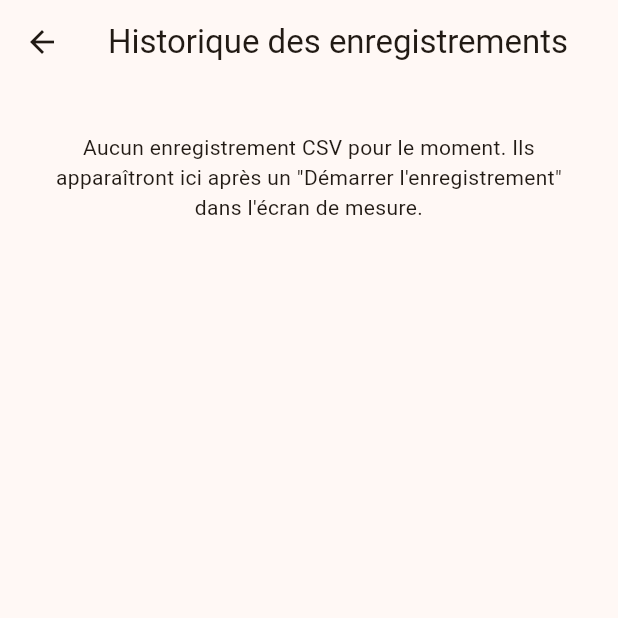
After one commit to Luluqz/voltcraft-sem6000-logger, a Flutter app: the screen it shows after launch, after a tap on the "history" icon, on a phone screen of 412 x 824 dp, the top half of it. The commit adds this screen. Run offline on Flutter 3.47's test engine with Material 3 defaults, Android fonts, the phone set to English and light mode, and no system bars; our stand-ins replace csv, flutter_blue_plus, permission_handler, share_plus.

Commit message:
Add CSV recording history screen, use French date order in filenames
- New HistoryScreen lists every CSV recording previously saved by the
  app (not just the current session's), with share and delete actions
  for each one, accessible from the scan screen's app bar.
- CsvLogger gains listFiles()/deleteFile() to support it.
- Recording filenames now use jj-mm-aaaa order (e.g.
  sem6000_04-09-2026_10-34-00.csv) instead of ISO 8601, since the raw
  filename is visible to recipients when shared by email/WhatsApp.
- Listing/sorting now uses file modification time instead of parsing
  the filename, so it stays correct regardless of filename format.

Confirmed working on a real Android device against a physical SEM6000.

```diff
--- a/mobile/lib/csv_logger.dart
+++ b/mobile/lib/csv_logger.dart
@@ -12,7 +12,12 @@ class CsvLogger {
 
   static Future<CsvLogger> create() async {
     final dir = await getApplicationDocumentsDirectory();
-    final timestamp = DateTime.now().toIso8601String().replaceAll(':', '-');
+    final now = DateTime.now();
+    String two(int n) => n.toString().padLeft(2, '0');
+    // French-style date order (jj-mm-aaaa) for the filename shown to the
+    // user when sharing, e.g. sem6000_04-09-2026_10-34-00.csv.
+    final timestamp = '${two(now.day)}-${two(now.month)}-${now.year}_'
+        '${two(now.hour)}-${two(now.minute)}-${two(now.second)}';
     final file = File('${dir.path}/sem6000_$timestamp.csv');
     await file.writeAsString(
       const ListToCsvConverter().convert([
@@ -45,4 +50,29 @@ class CsvLogger {
     ]);
     await file.writeAsString('$row\n', mode: FileMode.append);
   }
+
+  /// Lists every CSV recording previously saved by this app, newest first.
+  static Future<List<File>> listFiles() async {
+    final dir = await getApplicationDocumentsDirectory();
+    final entries = await dir.list().toList();
+    final files = entries
+        .whereType<File>()
+        .where((f) =>
+            f.uri.pathSegments.last.startsWith('sem6000_') &&
+            f.path.endsWith('.csv'))
+        .toList();
+    // Sort by modification time rather than filename, so display/ordering
+    // never depends on the exact timestamp format used in the filename.
+    final withDates = await Future.wait(
+      files.map((f) async => MapEntry(f, await f.lastModified())),
+    );
+    withDates.sort((a, b) => b.value.compareTo(a.value));
+    return withDates.map((e) => e.key).toList();
+  }
+
+  static Future<void> deleteFile(File file) async {
+    if (await file.exists()) {
+      await file.delete();
+    }
+  }
 }
--- /dev/null
+++ b/mobile/lib/screens/history_screen.dart
@@ -0,0 +1,132 @@
+import 'dart:io';
+
+import 'package:flutter/material.dart';
+import 'package:share_plus/share_plus.dart';
+
+import '../csv_logger.dart';
+
+class HistoryScreen extends StatefulWidget {
+  const HistoryScreen({super.key});
+
+  @override
+  State<HistoryScreen> createState() => _HistoryScreenState();
+}
+
+class _HistoryScreenState extends State<HistoryScreen> {
+  List<File> _files = [];
+  bool _loading = true;
+
+  @override
+  void initState() {
+    super.initState();
+    _load();
+  }
+
+  Future<void> _load() async {
+    setState(() => _loading = true);
+    final files = await CsvLogger.listFiles();
+    setState(() {
+      _files = files;
+      _loading = false;
+    });
+  }
+
+  String _label(DateTime dt) {
+    String two(int n) => n.toString().padLeft(2, '0');
+    return '${two(dt.day)}/${two(dt.month)}/${dt.year} ${two(dt.hour)}:${two(dt.minute)}:${two(dt.second)}';
+  }
+
+  String _sizeLabel(int bytes) {
+    if (bytes < 1024) return '$bytes o';
+    return '${(bytes / 1024).toStringAsFixed(1)} Ko';
+  }
+
+  Future<void> _share(File f) async {
+    await Share.shareXFiles([XFile(f.path)]);
+  }
+
+  Future<void> _confirmDelete(File f, DateTime modified) async {
+    final confirmed = await showDialog<bool>(
+      context: context,
+      builder: (_) => AlertDialog(
+        title: const Text('Supprimer cet enregistrement ?'),
+        content: Text(_label(modified)),
+        actions: [
+          TextButton(
+            onPressed: () => Navigator.of(context).pop(false),
+            child: const Text('Annuler'),
+          ),
+          TextButton(
+            onPressed: () => Navigator.of(context).pop(true),
+            child: const Text('Supprimer'),
+          ),
+        ],
+      ),
+    );
+    if (confirmed == true) {
+      await CsvLogger.deleteFile(f);
+      await _load();
+    }
+  }
+
+  @override
+  Widget build(BuildContext context) {
+    return Scaffold(
+      appBar: AppBar(title: const Text('Historique des enregistrements')),
+      body: RefreshIndicator(
+        onRefresh: _load,
+        child: _loading
+            ? const Center(child: CircularProgressIndicator())
+            : _files.isEmpty
+                ? ListView(
+                    children: const [
+                      Padding(
+                        padding: EdgeInsets.all(32),
+                        child: Text(
+                          'Aucun enregistrement CSV pour le moment. '
+                          'Ils apparaîtront ici après un "Démarrer '
+                          'l\'enregistrement" dans l\'écran de mesure.',
+                          textAlign: TextAlign.center,
+                        ),
+                      ),
+                    ],
+                  )
+                : ListView.builder(
+                    itemCount: _files.length,
+                    itemBuilder: (context, i) {
+                      final f = _files[i];
+                      return FutureBuilder<FileStat>(
+                        future: f.stat(),
+                        builder: (context, snapshot) {
+                          final stat = snapshot.data;
+                          return ListTile(
+                            leading: const Icon(Icons.description_outlined),
+                            title: Text(
+                                stat != null ? _label(stat.modified) : f.uri.pathSegments.last),
+                            subtitle:
+                                stat != null ? Text(_sizeLabel(stat.size)) : null,
+                            trailing: Row(
+                              mainAxisSize: MainAxisSize.min,
+                              children: [
+                                IconButton(
+                                  icon: const Icon(Icons.share_outlined),
+                                  tooltip: 'Partager',
+                                  onPressed: () => _share(f),
+                                ),
+                                IconButton(
+                                  icon: const Icon(Icons.delete_outline),
+                                  tooltip: 'Supprimer',
+                                  onPressed: () => _confirmDelete(
+                                      f, stat?.modified ?? DateTime.now()),
+                                ),
+                              ],
+                            ),
+                          );
+                        },
+                      );
+                    },
+                  ),
+      ),
+    );
+  }
+}
--- a/mobile/lib/screens/scan_screen.dart
+++ b/mobile/lib/screens/scan_screen.dart
@@ -4,6 +4,7 @@ import 'package:flutter/material.dart';
 import 'package:flutter_blue_plus/flutter_blue_plus.dart';
 import 'package:permission_handler/permission_handler.dart';
 
+import 'history_screen.dart';
 import 'logger_screen.dart';
 
 class ScanScreen extends StatefulWidget {
@@ -86,6 +87,13 @@ class _ScanScreenState extends State<ScanScreen> {
         title: const Text('Power Logger — Appareils'),
         actions: [
           IconButton(
+            icon: const Icon(Icons.history),
+            tooltip: 'Historique des enregistrements',
+            onPressed: () => Navigator.of(context).push(
+              MaterialPageRoute(builder: (_) => const HistoryScreen()),
+            ),
+          ),
+          IconButton(
             icon: const Icon(Icons.info_outline),
             tooltip: 'À propos',
             onPressed: () => _showDisclaimer(context),
```
Also changed, not shown: 1 other file.
